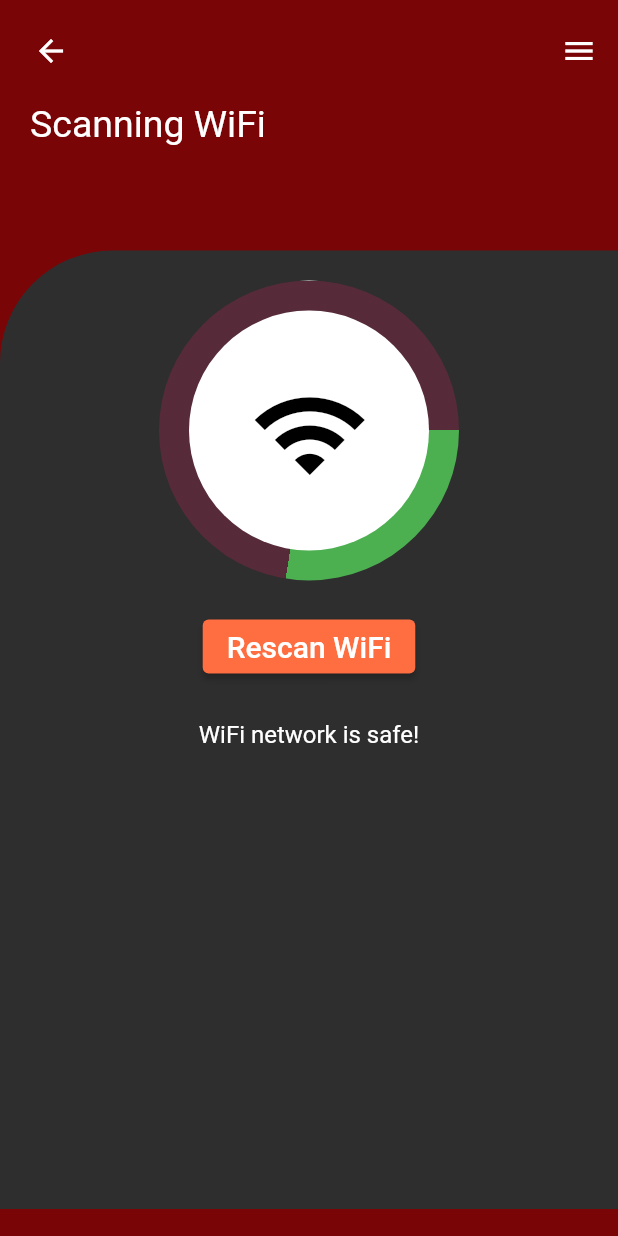
After one commit to akanshasen/mobileShielding, a Flutter app: the ScanWPage screen opened directly, after a tap on "Rescan WiFi", on a phone screen of 412 x 824 dp. The commit adds this screen. Run offline on Flutter 3.47's test engine with Material 2 defaults, Android fonts, the phone set to English and light mode, and no system bars; our stand-ins replace fluttertoast.

Commit message:
added scan wifi functionality

```diff
--- a/lib/homepageButtons.dart
+++ b/lib/homepageButtons.dart
@@ -1,6 +1,7 @@
 import 'package:flutter/material.dart';
 import 'package:mobileshielding/scanAppPage.dart';
 import 'package:mobileshielding/scanThreatsPage.dart';
+import 'package:mobileshielding/scanWiFiPage.dart';
 
 import 'history.dart';
 
@@ -42,7 +43,7 @@ class HomePage extends StatelessWidget {
                 ),
                 new ListTile(
                   title: new Text('Scan Apps'),
-                  onTap: (){
+                  onTap: () {
                     Navigator.push(
                       context,
                       MaterialPageRoute(
@@ -53,7 +54,7 @@ class HomePage extends StatelessWidget {
                 ),
                 new ListTile(
                   title: new Text('Scan Threats'),
-                  onTap: (){
+                  onTap: () {
                     Navigator.push(
                       context,
                       MaterialPageRoute(
@@ -64,7 +65,7 @@ class HomePage extends StatelessWidget {
                 ),
                 new ListTile(
                   title: new Text('History'),
-                  onTap: (){
+                  onTap: () {
                     Navigator.push(
                       context,
                       MaterialPageRoute(
@@ -212,7 +213,14 @@ class HomePage extends StatelessWidget {
                           height: 70.0,
                           width: 180.0,
                           child: ElevatedButton(
-                            onPressed: () {},
+                            onPressed: () {
+                              Navigator.push(
+                                context,
+                                MaterialPageRoute(
+                                  builder: (context) => ScanWPage(),
+                                ),
+                              );
+                            },
                             style: ElevatedButton.styleFrom(
                               primary: Color(0xff741819),
                               shadowColor: Colors.lightBlueAccent,
--- /dev/null
+++ b/lib/scanWiFiPage.dart
@@ -0,0 +1,209 @@
+import 'package:flutter/material.dart';
+import 'package:mobileshielding/homepageButtons.dart';
+
+class ScanWiFiPage extends StatelessWidget {
+  @override
+  Widget build(BuildContext context) {
+    return MaterialApp(
+      theme: ThemeData(
+        brightness: Brightness.dark,
+        primaryColor: Color(0xff790507),
+      ),
+      home: ScanWPage(),
+      debugShowCheckedModeBanner: false,
+    );
+  }
+}
+
+class ScanWPage extends StatefulWidget {
+  @override
+  _scanWiFiPage createState() => _scanWiFiPage();
+}
+
+class _scanWiFiPage extends State<ScanWPage> {
+  final size = 200.0;
+
+  @override
+  Widget build(BuildContext context) {
+    return Scaffold(
+      backgroundColor: Color(0xff790507),
+      body: ListView(
+        children: <Widget>[
+          Padding(
+            padding: EdgeInsets.only(top: 10.0, left: 10.0),
+            child: Row(
+              mainAxisAlignment: MainAxisAlignment.spaceBetween,
+              children: <Widget>[
+                IconButton(
+                  icon: Icon(Icons.arrow_back_sharp),
+                  color: Colors.white,
+                  onPressed: () {
+                    Navigator.push(context,
+                        MaterialPageRoute(builder: (context) => HomePage()));
+                  },
+                ),
+                Container(
+                  width: 50.0,
+                  child: Row(
+                    mainAxisAlignment: MainAxisAlignment.spaceBetween,
+                    children: <Widget>[
+                      IconButton(
+                        icon: Icon(Icons.menu),
+                        color: Colors.white,
+                        onPressed: () {},
+                        //padding: EdgeInsets.only(left: 90.0),
+                      )
+                    ],
+                  ),
+                ),
+              ],
+            ),
+          ),
+          SizedBox(height: 10.0),
+          Padding(
+            padding: EdgeInsets.only(left: 20.0),
+            child: Row(
+              children: <Widget>[
+                Text(
+                  'Scanning WiFi',
+                  style: TextStyle(
+                    color: Colors.white,
+                    fontWeight: FontWeight.w400,
+                    fontSize: 25.0,
+                  ),
+                ),
+              ],
+            ),
+          ),
+          SizedBox(height: 70.0), //height of the white space
+          Container(
+            padding: EdgeInsets.only(top: 20.0),
+            height: MediaQuery.of(context).size.height - 185.0,
+            decoration: BoxDecoration(
+              color: Color(0xff2e2e2f),
+              borderRadius: BorderRadius.only(
+                topLeft: Radius.circular(75.0),
+              ),
+            ),
+            child: Column(
+              children: <Widget>[
+                TweenAnimationBuilder(
+                  tween: Tween(begin: 0.0, end: 1.0),
+                  duration: Duration(seconds: 4),
+                  builder: (context, double value, child) {
+                    int percentage = (value * 100).ceil();
+                    return Container(
+                      width: size,
+                      height: size,
+                      child: Stack(
+                        children: [
+                          ShaderMask(
+                            shaderCallback: (rect) {
+                              return SweepGradient(
+                                  startAngle: 0.0,
+                                  endAngle: TWO_PI,
+                                  stops: [
+                                    value,
+                                    value,
+                                  ],
+                                  colors: [
+                                    Colors.green,
+                                    Colors.pink.withAlpha(55)
+                                  ]).createShader(rect);
+                            },
+                            child: Container(
+                              width: size,
+                              height: size,
+                              decoration: BoxDecoration(
+                                shape: BoxShape.circle,
+                                color: Colors.white,
+                              ),
+                            ),
+                          ),
+                          Center(
+                            child: Container(
+                              width: size - 40,
+                              height: size - 40,
+                              decoration: BoxDecoration(
+                                color: Colors.white,
+                                shape: BoxShape.circle,
+                              ),
+                              child: Center(
+                                child: IconButton(
+                                  icon: Icon(
+                                    Icons.wifi,
+                                    size: 80.0,
+                                  ),
+                                  color: Colors.black,
+                                  onPressed: () {},
+                                  padding: EdgeInsets.only(
+                                    right: 55.0,
+                                    bottom: 50.0,
+                                  ),
+                                ),
+                                // child: Text(
+                                //   "$percentage%" + "\nSafe",
+                                //   style: TextStyle(
+                                //       fontSize: 30, color: Colors.black),
+                                // ),
+                              ),
+                            ),
+                          ),
+                        ],
+                      ),
+                    );
+                  },
+                ),
+                Container(
+                  padding: EdgeInsets.only(top: 20.0),
+                  height: size,
+                  width: 280.0,
+                  child: Column(
+                    children: [
+                      ElevatedButton(
+                        onPressed: () {
+                          Navigator.push(
+                            context,
+                            MaterialPageRoute(
+                              builder: (context) => ScanWiFiPage(),
+                            ),
+                          );
+                        },
+                        style: ElevatedButton.styleFrom(
+                            primary: Colors.deepOrangeAccent),
+                        child: Text(
+                          'Rescan WiFi',
+                          style: TextStyle(
+                            color: Colors.white,
+                            fontSize: 20,
+                          ),
+                        ),
+                      ),
+                      Column(
+                        children: [
+                          Container(
+                            padding: EdgeInsets.only(
+                              top: 25.0,
+                            ),
+                            child: Text(
+                              'WiFi network is safe!',
+                              style: TextStyle(
+                                color: Colors.white,
+                                fontWeight: FontWeight.w400,
+                                fontSize: 16.0,
+                              ),
+                            ),
+                          ),
+                        ],
+                      ),
+                    ],
+                  ),
+                ),
+              ],
+            ),
+          ),
+        ],
+      ),
+    );
+  }
+}
```
